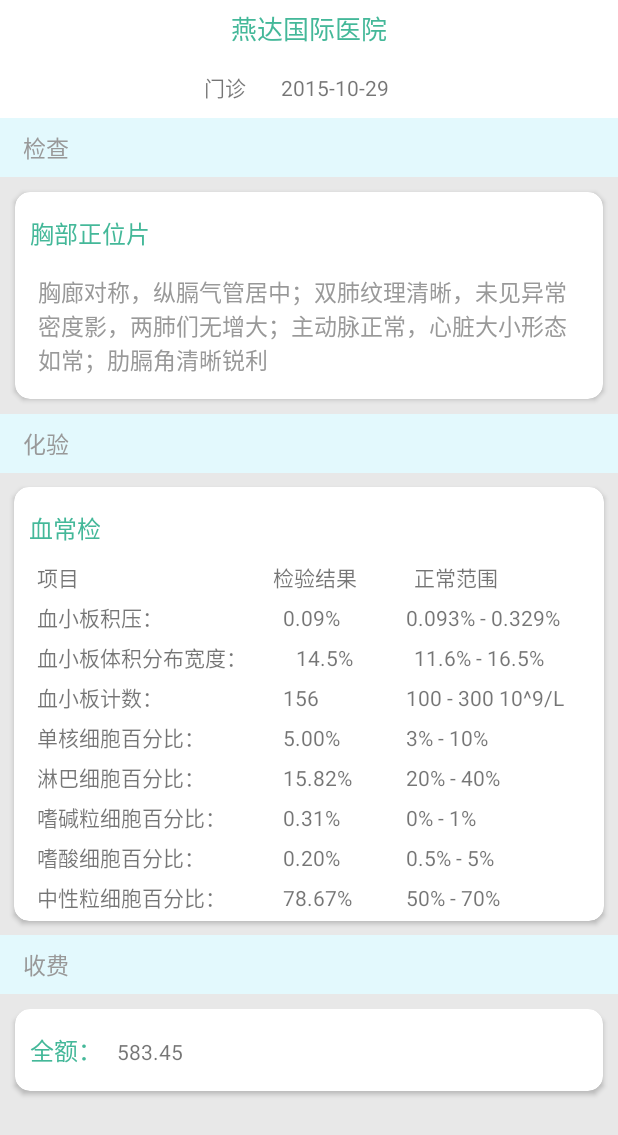
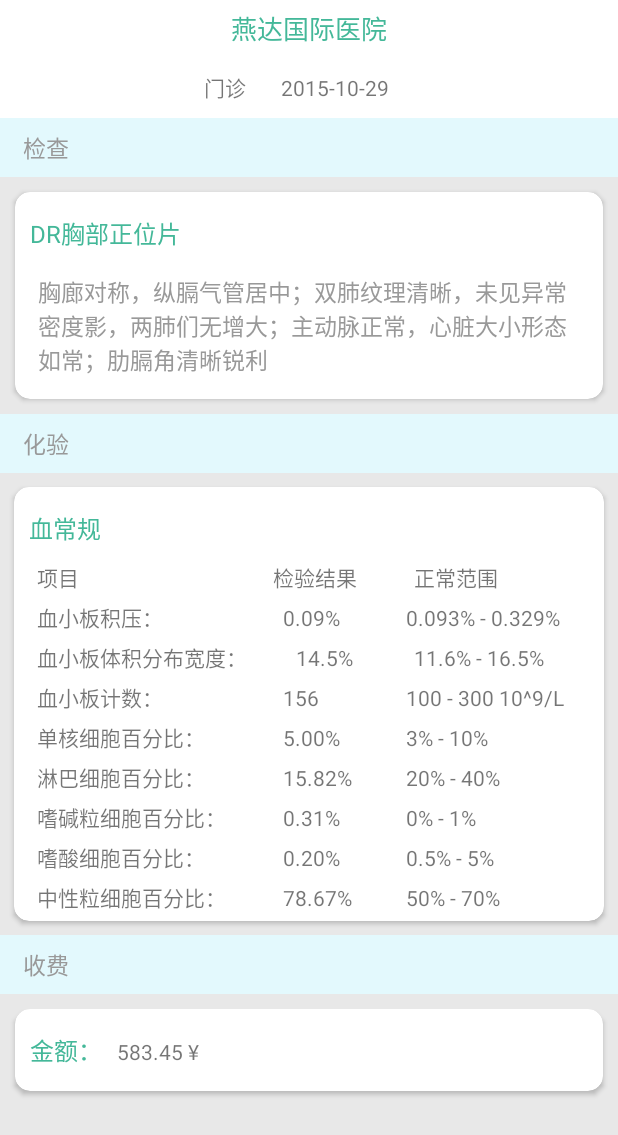
Before and after one commit to faha1995/TheHealthy, an Android app: the layout fragment_hospitaltreat_infor.xml on its own in the app's theme, with its tools: preview values and no code run, on a phone screen of 412 x 824 dp. Shown: the top 1135 px of the screen. Run offline under Robolectric (Android 15) with nearby library versions, the phone set to English and light mode, and no system bars; Roboto replaces fonts that are not available here.

Commit message:
修改起始项

```diff
--- a/app/src/main/java/com/example/administrator/thehealthy/fragment/inforFrament/educationReportInforFragment/HospitalTreamInforFragment.java
+++ b/app/src/main/java/com/example/administrator/thehealthy/fragment/inforFrament/HospitalTreamInforFragment.java
@@ -1,4 +1,4 @@
-package com.example.administrator.thehealthy.fragment.inforFrament.educationReportInforFragment;
+package com.example.administrator.thehealthy.fragment.inforFrament;
 
 import android.widget.ScrollView;
 
--- a/app/src/main/java/com/example/administrator/thehealthy/fragment/inforFrament/HospitalTreatmentFragment.java
+++ b/app/src/main/java/com/example/administrator/thehealthy/fragment/inforFrament/HospitalTreatmentFragment.java
@@ -8,7 +8,6 @@ import android.widget.ScrollView;
 import com.example.administrator.thehealthy.R;
 import com.example.administrator.thehealthy.db.DBTool;
 import com.example.administrator.thehealthy.fragment.BaseFragment;
-import com.example.administrator.thehealthy.fragment.inforFrament.educationReportInforFragment.HospitalTreamInforFragment;
 
 import org.greenrobot.eventbus.Subscribe;
 
--- a/app/src/main/res/layout/fragment_hospitaltreat_infor.xml
+++ b/app/src/main/res/layout/fragment_hospitaltreat_infor.xml
@@ -88,7 +88,7 @@
                             <TextView
                                 android:layout_width="wrap_content"
                                 android:layout_height="wrap_content"
-                                android:text="胸部正位片"
+                                android:text="DR胸部正位片"
                                 android:layout_marginTop="15dp"
                                 android:layout_marginLeft="10dp"
                                 android:textColor="@color/mainColor"
@@ -151,7 +151,7 @@
                         <TextView
                             android:layout_width="wrap_content"
                             android:layout_height="wrap_content"
-                            android:text="血常检"
+                            android:text="血常规"
                             android:layout_marginTop="15dp"
                             android:layout_marginLeft="10dp"
                             android:textColor="@color/mainColor"
@@ -408,7 +408,7 @@
                         <TextView
                             android:layout_width="wrap_content"
                             android:layout_height="wrap_content"
-                            android:text="全额："
+                            android:text="金额："
                             android:layout_marginTop="15dp"
                             android:layout_marginBottom="15dp"
                             android:layout_marginLeft="10dp"
@@ -418,7 +418,7 @@
                         <TextView
                             android:layout_width="wrap_content"
                             android:layout_height="wrap_content"
-                            android:text="583.45 "
+                            android:text="583.45 ¥"
                             android:layout_marginTop="15dp"
                             android:layout_marginBottom="15dp"
                             android:layout_marginLeft="10dp"
```
Also changed, not shown: app/src/main/AndroidManifest.xml (+5 -6 lines), app/src/main/res/layout/fragment_hospital_tream.xml (+4 -9 lines).
